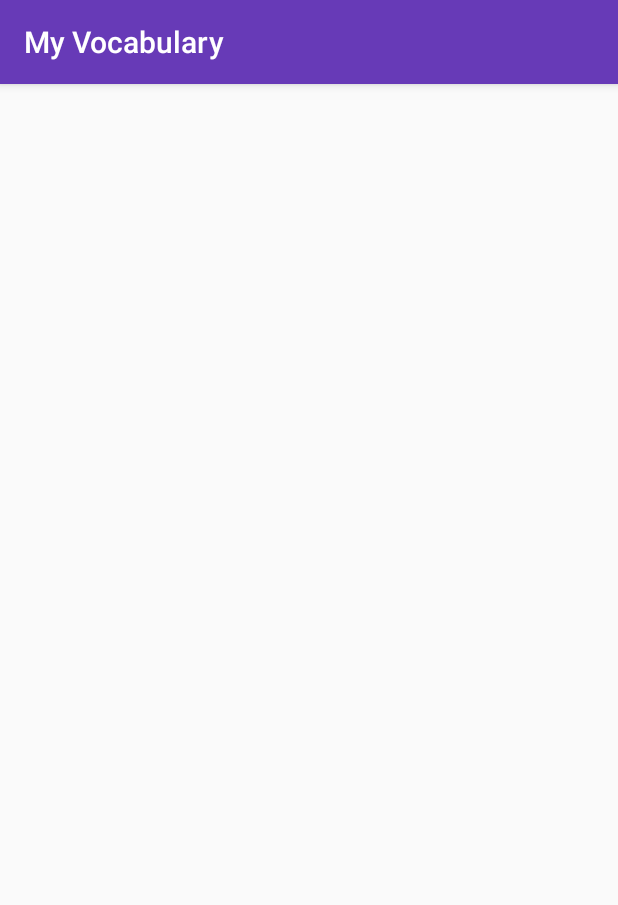
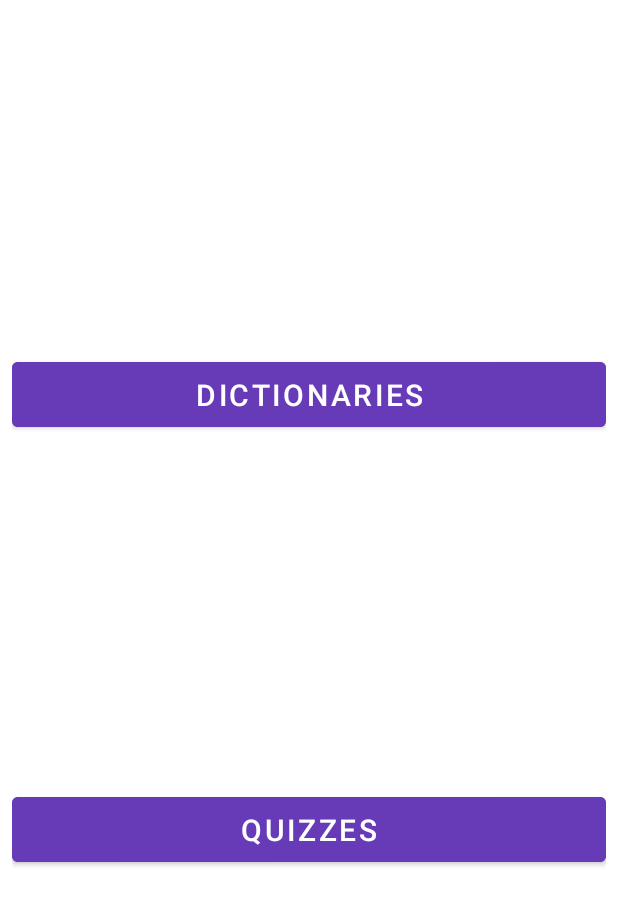
Before and after one commit to VargaJohanna/my-vocabulary, an Android app: the screen it shows after launch (HomeActivity), on a phone screen of 412 x 824 dp. Shown: the top 905 px of the screen. Run offline under Robolectric (Android 15) with nearby library versions, the phone set to English and light mode, and no system bars.

Commit message:
Add navigation component and dictionary, quizzes list empty fragments

```diff
--- a/app/src/main/java/com/vocabulary/myvocabulary/ui/home/HomeActivity.kt
+++ b/app/src/main/java/com/vocabulary/myvocabulary/ui/home/HomeActivity.kt
@@ -12,7 +12,5 @@ class HomeActivity : AppCompatActivity() {
     override fun onCreate(savedInstanceState: Bundle?) {
         super.onCreate(savedInstanceState)
         setContentView(R.layout.activity_home)
-
-
     }
 }
--- /dev/null
+++ b/app/src/main/java/com/vocabulary/myvocabulary/ui/home/HomeFragment.kt
@@ -0,0 +1,19 @@
+package com.vocabulary.myvocabulary.ui.home
+
+import android.os.Bundle
+import android.view.LayoutInflater
+import android.view.View
+import android.view.ViewGroup
+import androidx.fragment.app.Fragment
+import androidx.navigation.findNavController
+import com.vocabulary.myvocabulary.R
+import kotlinx.android.synthetic.main.fragment_home.view.*
+
+class HomeFragment : Fragment() {
+    override fun onCreateView(inflater: LayoutInflater, container: ViewGroup?, savedInstanceState: Bundle?): View? {
+        return inflater.inflate(R.layout.fragment_home, container, false).apply {
+            this.dictionary_button.setOnClickListener { view -> view.findNavController().navigate(R.id.action_homeFragment_to_dictionaryListFragment) }
+            this.quiz_button.setOnClickListener { view -> view.findNavController().navigate(R.id.action_homeFragment_to_quizListFragment) }
+        }
+    }
+}
--- /dev/null
+++ b/app/src/main/res/layout/fragment_home.xml
@@ -0,0 +1,41 @@
+<?xml version="1.0" encoding="utf-8"?>
+<androidx.constraintlayout.widget.ConstraintLayout xmlns:android="http://schemas.android.com/apk/res/android"
+    xmlns:app="http://schemas.android.com/apk/res-auto"
+    android:id="@+id/home_fragment_container"
+    android:layout_width="match_parent"
+    android:layout_height="match_parent"
+    android:layout_gravity="center"
+    android:layout_margin="8dp">
+
+    <Button
+        android:id="@+id/dictionary_button"
+        android:layout_width="match_parent"
+        android:layout_height="wrap_content"
+        android:layout_marginBottom="8dp"
+        android:backgroundTint="@color/colorPrimary"
+        android:gravity="center"
+        android:padding="@dimen/padding_normal"
+        android:text="@string/dictionaries_button"
+        android:textSize="@dimen/text_size_medium"
+        app:layout_constraintBottom_toTopOf="@+id/quiz_button"
+        app:layout_constraintEnd_toEndOf="parent"
+        app:layout_constraintHorizontal_bias="0.0"
+        app:layout_constraintStart_toStartOf="parent"
+        app:layout_constraintTop_toTopOf="parent" />
+
+    <Button
+        android:id="@+id/quiz_button"
+        android:layout_width="match_parent"
+        android:layout_height="wrap_content"
+        android:layout_marginBottom="8dp"
+        android:backgroundTint="@color/colorPrimary"
+        android:padding="@dimen/padding_normal"
+        android:text="@string/quizzes_button"
+        android:textSize="@dimen/text_size_medium"
+        app:layout_constraintBottom_toBottomOf="parent"
+        app:layout_constraintEnd_toEndOf="@+id/dictionary_button"
+        app:layout_constraintHorizontal_bias="0.0"
+        app:layout_constraintStart_toStartOf="@+id/dictionary_button"
+        app:layout_constraintTop_toBottomOf="@+id/dictionary_button" />
+
+</androidx.constraintlayout.widget.ConstraintLayout>
--- /dev/null
+++ b/app/src/main/res/layout/fragment_quiz_list.xml
@@ -0,0 +1,6 @@
+<?xml version="1.0" encoding="utf-8"?>
+<LinearLayout xmlns:android="http://schemas.android.com/apk/res/android"
+    android:orientation="vertical" android:layout_width="match_parent"
+    android:layout_height="match_parent">
+
+</LinearLayout>
--- a/app/src/main/res/values/dimens.xml
+++ b/app/src/main/res/values/dimens.xml
@@ -5,6 +5,7 @@
     <dimen name="progressbar_size">56dp</dimen>
     <dimen name="margin_medium">16dp</dimen>
     <dimen name="margin_normal">8dp</dimen>
+    <dimen name="padding_normal">8dp</dimen>
     <dimen name="padding_large">16dp</dimen>
     <dimen name="fab_size">56dp</dimen>
 </resources>
--- a/app/src/main/res/values/strings.xml
+++ b/app/src/main/res/values/strings.xml
@@ -4,4 +4,6 @@
     <!-- TODO: Remove or change this placeholder text -->
     <string name="hello_blank_fragment">Hello blank fragment</string>
     <string name="example_dictionary_name">Hungarian - English</string>
+    <string name="dictionaries_button">DICTIONARIES</string>
+    <string name="quizzes_button">QUIZZES</string>
 </resources>
--- a/app/src/main/res/values/styles.xml
+++ b/app/src/main/res/values/styles.xml
@@ -1,11 +1,17 @@
 <resources>
 
     <!-- Base application theme. -->
-    <style name="AppTheme" parent="Theme.AppCompat.Light.DarkActionBar">
+    <style name="AppTheme" parent="Theme.MaterialComponents.Light.NoActionBar">
         <!-- Customize your theme here. -->
         <item name="colorPrimary">@color/colorPrimary</item>
         <item name="colorPrimaryDark">@color/colorPrimaryDark</item>
         <item name="colorAccent">@color/colorAccent</item>
     </style>
 
+    <style name="MainButtonStyle" parent="AppTheme">
+        <item name="colorAccent">@color/colorPrimary</item>
+        <item name="android:textColor">@color/primary_light</item>
+        <item name="android:textSize">@dimen/text_size_medium</item>
+    </style>
+
 </resources>
--- a/build.gradle
+++ b/build.gradle
@@ -7,7 +7,7 @@ buildscript {
         jcenter()
     }
     dependencies {
-        classpath 'com.android.tools.build:gradle:3.2.1'
+        classpath 'com.android.tools.build:gradle:3.3.1'
         classpath "org.jetbrains.kotlin:kotlin-gradle-plugin:$kotlin_version"
 
         // NOTE: Do not place your application dependencies here; they belong
--- a/gradle.properties
+++ b/gradle.properties
@@ -11,3 +11,5 @@ org.gradle.jvmargs=-Xmx1536m
 # This option should only be used with decoupled projects. More details, visit
 # http://www.gradle.org/docs/current/userguide/multi_project_builds.html#sec:decoupled_projects
 # org.gradle.parallel=true
+android.useAndroidX=true
+android.enableJetifier=true
```
Also changed, not shown: app/build.gradle (+9 -2 lines), app/src/main/java/com/vocabulary/myvocabulary/ui/dictionaries/DictionaryListFragment.kt (added, +14 -0 lines), app/src/main/java/com/vocabulary/myvocabulary/ui/home/HomeViewModel.kt (added, +7 -0 lines), app/src/main/java/com/vocabulary/myvocabulary/ui/quizzes/QuizListFragment.kt (added, +14 -0 lines), app/src/main/res/layout/activity_home.xml (+6 -6 lines), app/src/main/res/navigation/nav_graph.xml (added, +30 -0 lines), 1 other file.
